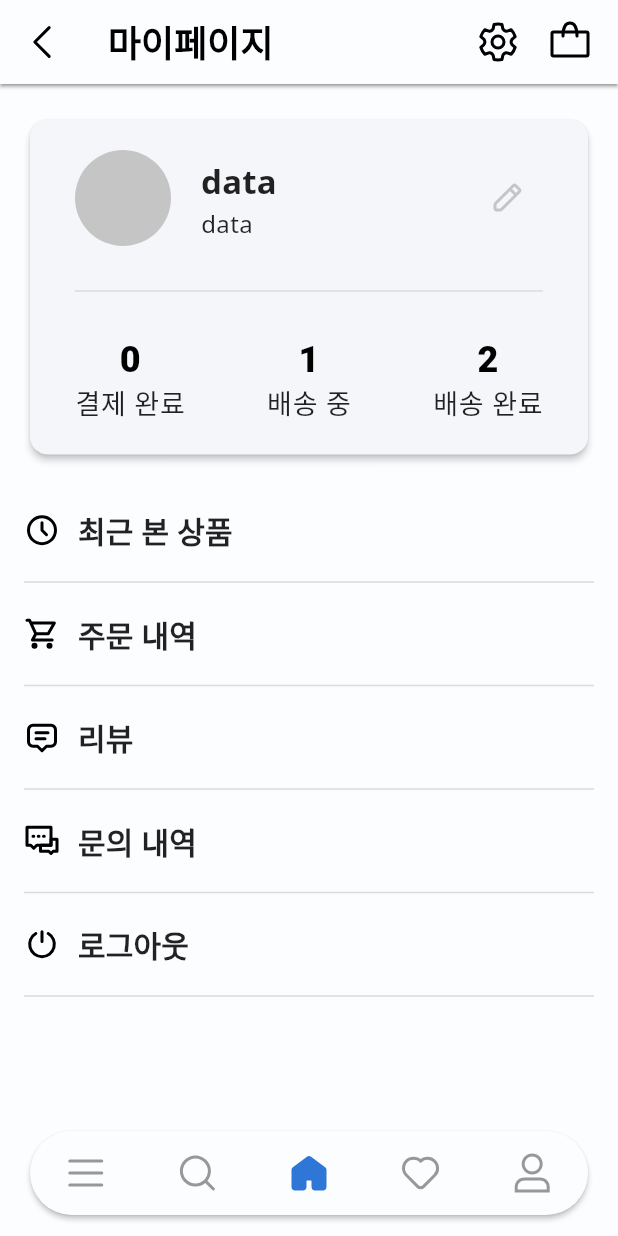
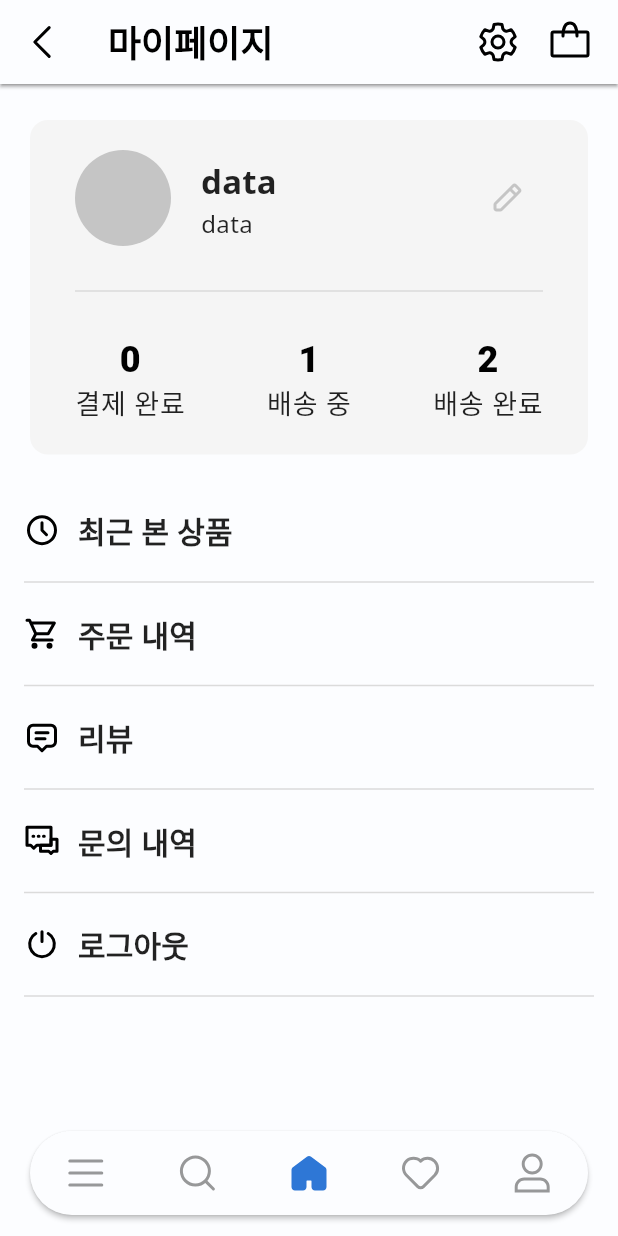
Before and after one commit to LIKELION-Android-Bootcamp-4th/AOS-04-officeShoppingMall, a Flutter app: the MypageScreen screen opened by its route, on a phone screen of 412 x 824 dp. Run offline on Flutter 3.47's test engine with Material 3 defaults, Android fonts, the light colour scheme and no system bars; our stand-ins replace dio, flutter_bloc, flutter_svg, fluttertoast, google_fonts, pretty_dio_logger and 2 more; accounts and stored records are empty.

Commit message:
refactor: 컬러 하드코딩 앱 컬러 스키마로 지정

```diff
--- a/lib/feature/mypage/ui/mypage_content_user_card.dart
+++ b/lib/feature/mypage/ui/mypage_content_user_card.dart
@@ -12,8 +12,8 @@ class MypageContentUserCard extends StatelessWidget {
     return Padding(
       padding: EdgeInsets.symmetric(vertical: 20, horizontal: 16),
       child: Card(
-        elevation: 2,
-        color: appColorScheme().surfaceContainerLowest,
+        elevation: 0,
+        color: appColorScheme().surfaceContainerLow,
         child: Padding(
           padding: const EdgeInsets.symmetric(vertical: 20, horizontal: 30),
           child: Column(
--- a/lib/feature/search/ui/search_recent_keyword.dart
+++ b/lib/feature/search/ui/search_recent_keyword.dart
@@ -1,8 +1,5 @@
 import 'package:flutter/material.dart';
-import 'package:flutter_svg/flutter_svg.dart';
-import 'package:office_shopping_mall/core/theme/app_colors.dart';
 import 'package:office_shopping_mall/core/theme/theme.dart';
-import 'package:shared_preferences/shared_preferences.dart';
 
 class SearchRecentKeyword extends StatefulWidget {
   @override
@@ -35,7 +32,7 @@ class _SearchRecentKeywordState extends State<SearchRecentKeyword> {
                 return ConstrainedBox(
                   constraints: BoxConstraints(minWidth: 100),
                   child: ActionChip(
-                    backgroundColor: Color(0x3070AEFF),
+                    backgroundColor: appColorScheme().tertiaryContainer,
                     side: BorderSide.none,
                     shape: StadiumBorder(),
                     labelPadding: EdgeInsets.only(left: 4.0, right: 4.0),
```
Also changed, not shown: lib/feature/cart/data/product_list_item.dart (+5 -2 lines).
